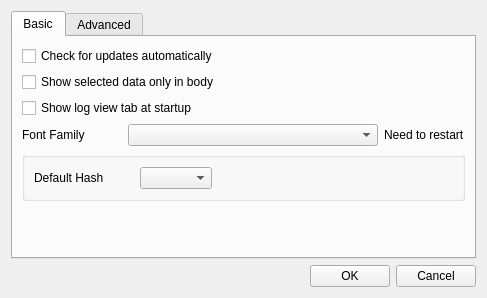
jykim74/BerEditor, file BerEditor/settings_dlg.ui: the form before one commit.
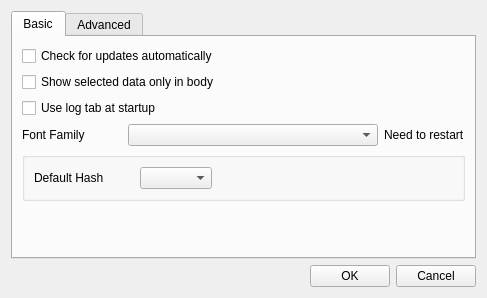
The form after the commit.

Patch:
```diff
--- a/BerEditor/settings_dlg.ui
+++ b/BerEditor/settings_dlg.ui
@@ -145,7 +145,7 @@
          <item>
           <widget class="QCheckBox" name="mShowLogTabCheck">
            <property name="text">
-            <string>Show log view tab at startup</string>
+            <string>Use log tab at startup</string>
            </property>
           </widget>
          </item>
```
Left out of the diff: 4 changed lines with no effect on the pictures.
